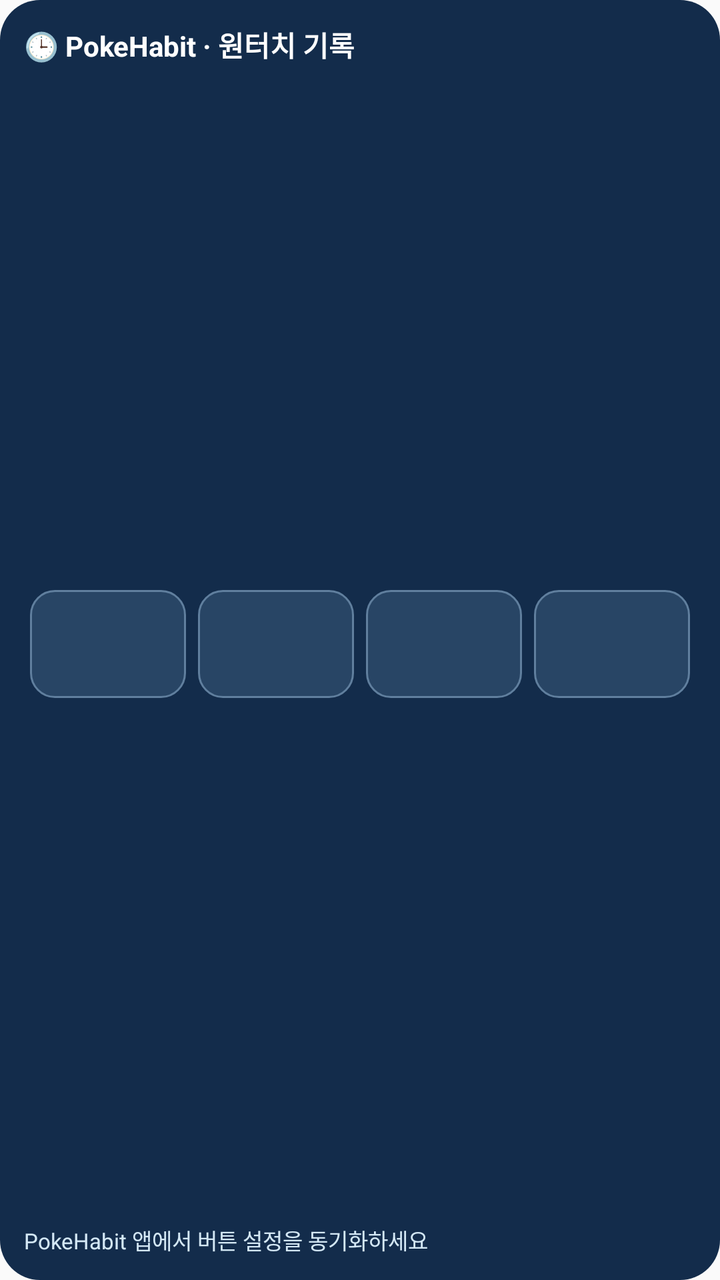
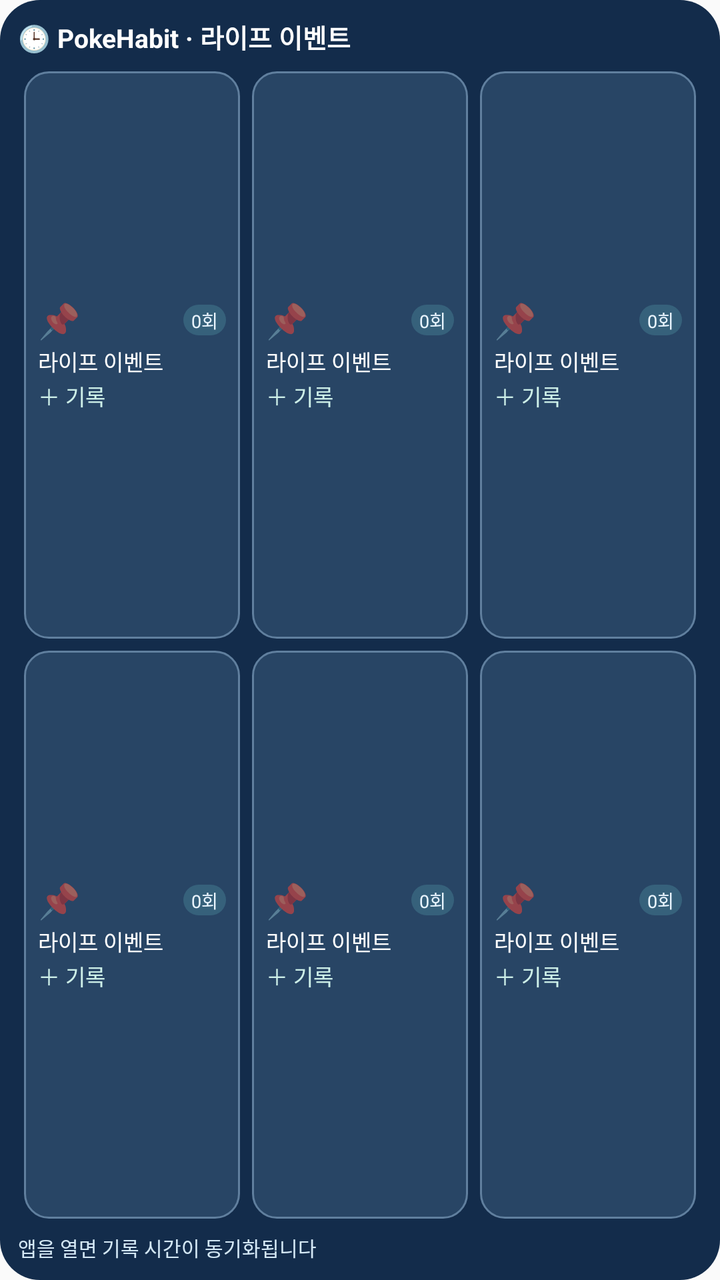

The first picture is an Android layout as it rendered before a commit; the second is the same layout after the commit. The layout source and the unified diff follow.
<!-- AndroidManifest.xml: application theme AppTheme -->
<!-- res/layout/time_log_widget.xml -->
<?xml version="1.0" encoding="utf-8"?>
<LinearLayout xmlns:android="http://schemas.android.com/apk/res/android"
    android:id="@+id/widget_root" android:orientation="vertical"
    android:layout_width="match_parent" android:layout_height="match_parent"
    android:background="@drawable/widget_background" android:padding="12dp">
    <TextView android:id="@+id/widget_title" android:layout_width="match_parent" android:layout_height="wrap_content"
        android:text="🕒 PokeHabit · 원터치 기록" android:textColor="#FFFFFF" android:textStyle="bold" android:textSize="14sp" />
    <LinearLayout android:layout_width="match_parent" android:layout_height="0dp" android:layout_weight="1"
        android:gravity="center" android:orientation="horizontal">
        <TextView android:id="@+id/widget_button_1" style="@style/WidgetLogButton"/>
        <TextView android:id="@+id/widget_button_2" style="@style/WidgetLogButton"/>
        <TextView android:id="@+id/widget_button_3" style="@style/WidgetLogButton"/>
        <TextView android:id="@+id/widget_button_4" style="@style/WidgetLogButton"/>
    </LinearLayout>
    <TextView android:id="@+id/widget_last" android:layout_width="match_parent" android:layout_height="wrap_content"
        android:text="PokeHabit 앱에서 버튼 설정을 동기화하세요" android:textColor="#D4E8F5" android:textSize="11sp" />
</LinearLayout>
<!-- resources referenced by this layout -->
<resources>
  <!-- drawable widget_background (drawable) -->
  <?xml version="1.0" encoding="utf-8"?>
  <shape xmlns:android="http://schemas.android.com/apk/res/android" android:shape="rectangle">
   <solid android:color="#132C4B"/><corners android:radius="20dp"/>
  </shape>
  <style name="WidgetLogButton">
    <item name="android:layout_width">0dp</item>
    <item name="android:layout_height">54dp</item>
    <item name="android:layout_weight">1</item>
    <item name="android:layout_marginEnd">3dp</item>
    <item name="android:layout_marginStart">3dp</item>
    <item name="android:gravity">center</item>
    <item name="android:padding">4dp</item>
    <item name="android:background">@drawable/widget_button</item>
    <item name="android:textColor">#FFFFFF</item>
    <item name="android:textSize">12sp</item>
    <item name="android:maxLines">2</item>
   </style>
  <style name="AppTheme" parent="android:style/Theme.Material.Light.NoActionBar">
          <item name="android:statusBarColor">#f9fcff</item>
          <item name="android:navigationBarColor">#f9fcff</item>
          <item name="android:windowLightStatusBar">true</item>
          <item name="android:windowActionModeOverlay">true</item>
      </style>
  <!-- drawable widget_button (drawable) -->
  <?xml version="1.0" encoding="utf-8"?>
  <shape xmlns:android="http://schemas.android.com/apk/res/android" android:shape="rectangle">
   <solid android:color="#284565"/><corners android:radius="12dp"/>
   <stroke android:color="#607F9E" android:width="1dp"/>
  </shape>
</resources>

<!-- the commit's change to res/layout/time_log_widget.xml (unified diff, before → after) -->
@@ -2,16 +2,125 @@
 <LinearLayout xmlns:android="http://schemas.android.com/apk/res/android"
     android:id="@+id/widget_root" android:orientation="vertical"
     android:layout_width="match_parent" android:layout_height="match_parent"
-    android:background="@drawable/widget_background" android:padding="12dp">
-    <TextView android:id="@+id/widget_title" android:layout_width="match_parent" android:layout_height="wrap_content"
-        android:text="🕒 PokeHabit · 원터치 기록" android:textColor="#FFFFFF" android:textStyle="bold" android:textSize="14sp" />
-    <LinearLayout android:layout_width="match_parent" android:layout_height="0dp" android:layout_weight="1"
-        android:gravity="center" android:orientation="horizontal">
-        <TextView android:id="@+id/widget_button_1" style="@style/WidgetLogButton"/>
-        <TextView android:id="@+id/widget_button_2" style="@style/WidgetLogButton"/>
-        <TextView android:id="@+id/widget_button_3" style="@style/WidgetLogButton"/>
-        <TextView android:id="@+id/widget_button_4" style="@style/WidgetLogButton"/>
+    android:background="@drawable/widget_background" android:padding="9dp">
+  <TextView android:id="@+id/widget_title" android:layout_width="match_parent" android:layout_height="wrap_content"
+      android:paddingBottom="5dp" android:text="🕒 PokeHabit · 라이프 이벤트"
+      android:textColor="#FFFFFF" android:textStyle="bold" android:textSize="13sp"/>
+  <LinearLayout android:id="@+id/widget_row_1" android:layout_width="match_parent"
+      android:layout_height="0dp" android:layout_weight="1" android:orientation="horizontal">
+    <LinearLayout android:id="@+id/widget_button_1" style="@style/WidgetLogCell"
+        android:orientation="vertical" android:gravity="center" android:contentDescription="라이프 이벤트 기록">
+      <LinearLayout android:layout_width="match_parent" android:layout_height="wrap_content"
+          android:gravity="center_vertical" android:orientation="horizontal">
+        <TextView android:id="@+id/widget_emoji_1" android:layout_width="0dp" android:layout_weight="1"
+            android:layout_height="wrap_content" android:textSize="17sp" android:maxLines="1" android:text="📌" />
+        <TextView android:id="@+id/widget_count_1" android:layout_width="wrap_content" android:layout_height="wrap_content"
+            android:background="@drawable/widget_count_background" android:paddingLeft="4dp" android:paddingRight="4dp"
+            android:paddingTop="1dp" android:paddingBottom="1dp" android:textSize="9sp"
+            android:textColor="#E9F5FF" android:singleLine="true" android:text="0회" />
+      </LinearLayout>
+      <TextView android:id="@+id/widget_name_1" android:layout_width="match_parent" android:layout_height="wrap_content"
+          android:textSize="11sp" android:layout_marginTop="1dp" android:textColor="#FFFFFF"
+          android:ellipsize="end" android:singleLine="true" android:text="라이프 이벤트"/>
+      <TextView android:id="@+id/widget_time_1" android:layout_width="match_parent" android:layout_height="wrap_content"
+          android:textSize="11sp" android:layout_marginTop="1dp" android:textColor="#CDEFE8"
+          android:singleLine="true" android:text="＋ 기록"/>
     </LinearLayout>
-    <TextView android:id="@+id/widget_last" android:layout_width="match_parent" android:layout_height="wrap_content"
-        android:text="PokeHabit 앱에서 버튼 설정을 동기화하세요" android:textColor="#D4E8F5" android:textSize="11sp" />
+    <LinearLayout android:id="@+id/widget_button_2" style="@style/WidgetLogCell"
+        android:orientation="vertical" android:gravity="center" android:contentDescription="라이프 이벤트 기록">
+      <LinearLayout android:layout_width="match_parent" android:layout_height="wrap_content"
+          android:gravity="center_vertical" android:orientation="horizontal">
+        <TextView android:id="@+id/widget_emoji_2" android:layout_width="0dp" android:layout_weight="1"
+            android:layout_height="wrap_content" android:textSize="17sp" android:maxLines="1" android:text="📌" />
+        <TextView android:id="@+id/widget_count_2" android:layout_width="wrap_content" android:layout_height="wrap_content"
+            android:background="@drawable/widget_count_background" android:paddingLeft="4dp" android:paddingRight="4dp"
+            android:paddingTop="1dp" android:paddingBottom="1dp" android:textSize="9sp"
+            android:textColor="#E9F5FF" android:singleLine="true" android:text="0회" />
+      </LinearLayout>
+      <TextView android:id="@+id/widget_name_2" android:layout_width="match_parent" android:layout_height="wrap_content"
+          android:textSize="11sp" android:layout_marginTop="1dp" android:textColor="#FFFFFF"
+          android:ellipsize="end" android:singleLine="true" android:text="라이프 이벤트"/>
+      <TextView android:id="@+id/widget_time_2" android:layout_width="match_parent" android:layout_height="wrap_content"
+          android:textSize="11sp" android:layout_marginTop="1dp" android:textColor="#CDEFE8"
+          android:singleLine="true" android:text="＋ 기록"/>
+    </LinearLayout>
+    <LinearLayout android:id="@+id/widget_button_3" style="@style/WidgetLogCell"
+        android:orientation="vertical" android:gravity="center" android:contentDescription="라이프 이벤트 기록">
+      <LinearLayout android:layout_width="match_parent" android:layout_height="wrap_content"
+          android:gravity="center_vertical" android:orientation="horizontal">
+        <TextView android:id="@+id/widget_emoji_3" android:layout_width="0dp" android:layout_weight="1"
+            android:layout_height="wrap_content" android:textSize="17sp" android:maxLines="1" android:text="📌" />
+        <TextView android:id="@+id/widget_count_3" android:layout_width="wrap_content" android:layout_height="wrap_content"
+            android:background="@drawable/widget_count_background" android:paddingLeft="4dp" android:paddingRight="4dp"
+            android:paddingTop="1dp" android:paddingBottom="1dp" android:textSize="9sp"
+            android:textColor="#E9F5FF" android:singleLine="true" android:text="0회" />
+      </LinearLayout>
+      <TextView android:id="@+id/widget_name_3" android:layout_width="match_parent" android:layout_height="wrap_content"
+          android:textSize="11sp" android:layout_marginTop="1dp" android:textColor="#FFFFFF"
+          android:ellipsize="end" android:singleLine="true" android:text="라이프 이벤트"/>
+      <TextView android:id="@+id/widget_time_3" android:layout_width="match_parent" android:layout_height="wrap_content"
+          android:textSize="11sp" android:layout_marginTop="1dp" android:textColor="#CDEFE8"
+          android:singleLine="true" android:text="＋ 기록"/>
+    </LinearLayout>
+  </LinearLayout>
+  <LinearLayout android:id="@+id/widget_row_2" android:layout_width="match_parent"
+      android:layout_height="0dp" android:layout_weight="1" android:orientation="horizontal">
+    <LinearLayout android:id="@+id/widget_button_4" style="@style/WidgetLogCell"
+        android:orientation="vertical" android:gravity="center" android:contentDescription="라이프 이벤트 기록">
+      <LinearLayout android:layout_width="match_parent" android:layout_height="wrap_content"
+          android:gravity="center_vertical" android:orientation="horizontal">
+        <TextView android:id="@+id/widget_emoji_4" android:layout_width="0dp" android:layout_weight="1"
+            android:layout_height="wrap_content" android:textSize="17sp" android:maxLines="1" android:text="📌" />
+        <TextView android:id="@+id/widget_count_4" android:layout_width="wrap_content" android:layout_height="wrap_content"
+            android:background="@drawable/widget_count_background" android:paddingLeft="4dp" android:paddingRight="4dp"
+            android:paddingTop="1dp" android:paddingBottom="1dp" android:textSize="9sp"
+            android:textColor="#E9F5FF" android:singleLine="true" android:text="0회" />
+      </LinearLayout>
+      <TextView android:id="@+id/widget_name_4" android:layout_width="match_parent" android:layout_height="wrap_content"
+          android:textSize="11sp" android:layout_marginTop="1dp" android:textColor="#FFFFFF"
+          android:ellipsize="end" android:singleLine="true" android:text="라이프 이벤트"/>
+      <TextView android:id="@+id/widget_time_4" android:layout_width="match_parent" android:layout_height="wrap_content"
+          android:textSize="11sp" android:layout_marginTop="1dp" android:textColor="#CDEFE8"
+          android:singleLine="true" android:text="＋ 기록"/>
+    </LinearLayout>
+    <LinearLayout android:id="@+id/widget_button_5" style="@style/WidgetLogCell"
+        android:orientation="vertical" android:gravity="center" android:contentDescription="라이프 이벤트 기록">
+      <LinearLayout android:layout_width="match_parent" android:layout_height="wrap_content"
+          android:gravity="center_vertical" android:orientation="horizontal">
+        <TextView android:id="@+id/widget_emoji_5" android:layout_width="0dp" android:layout_weight="1"
+            android:layout_height="wrap_content" android:textSize="17sp" android:maxLines="1" android:text="📌" />
+        <TextView android:id="@+id/widget_count_5" android:layout_width="wrap_content" android:layout_height="wrap_content"
+            android:background="@drawable/widget_count_background" android:paddingLeft="4dp" android:paddingRight="4dp"
+            android:paddingTop="1dp" android:paddingBottom="1dp" android:textSize="9sp"
+            android:textColor="#E9F5FF" android:singleLine="true" android:text="0회" />
+      </LinearLayout>
+      <TextView android:id="@+id/widget_name_5" android:layout_width="match_parent" android:layout_height="wrap_content"
+          android:textSize="11sp" android:layout_marginTop="1dp" android:textColor="#FFFFFF"
+          android:ellipsize="end" android:singleLine="true" android:text="라이프 이벤트"/>
+      <TextView android:id="@+id/widget_time_5" android:layout_width="match_parent" android:layout_height="wrap_content"
+          android:textSize="11sp" android:layout_marginTop="1dp" android:textColor="#CDEFE8"
+          android:singleLine="true" android:text="＋ 기록"/>
+    </LinearLayout>
+    <LinearLayout android:id="@+id/widget_button_6" style="@style/WidgetLogCell"
+        android:orientation="vertical" android:gravity="center" android:contentDescription="라이프 이벤트 기록">
+      <LinearLayout android:layout_width="match_parent" android:layout_height="wrap_content"
+          android:gravity="center_vertical" android:orientation="horizontal">
+        <TextView android:id="@+id/widget_emoji_6" android:layout_width="0dp" android:layout_weight="1"
+            android:layout_height="wrap_content" android:textSize="17sp" android:maxLines="1" android:text="📌" />
+        <TextView android:id="@+id/widget_count_6" android:layout_width="wrap_content" android:layout_height="wrap_content"
+            android:background="@drawable/widget_count_background" android:paddingLeft="4dp" android:paddingRight="4dp"
+            android:paddingTop="1dp" android:paddingBottom="1dp" android:textSize="9sp"
+            android:textColor="#E9F5FF" android:singleLine="true" android:text="0회" />
+      </LinearLayout>
+      <TextView android:id="@+id/widget_name_6" android:layout_width="match_parent" android:layout_height="wrap_content"
+          android:textSize="11sp" android:layout_marginTop="1dp" android:textColor="#FFFFFF"
+          android:ellipsize="end" android:singleLine="true" android:text="라이프 이벤트"/>
+      <TextView android:id="@+id/widget_time_6" android:layout_width="match_parent" android:layout_height="wrap_content"
+          android:textSize="11sp" android:layout_marginTop="1dp" android:textColor="#CDEFE8"
+          android:singleLine="true" android:text="＋ 기록"/>
+    </LinearLayout>
+  </LinearLayout>
+  <TextView android:id="@+id/widget_last" android:layout_width="match_parent" android:layout_height="wrap_content"
+      android:paddingTop="4dp" android:text="앱을 열면 기록 시간이 동기화됩니다"
+      android:textColor="#D4E8F5" android:textSize="10sp" android:singleLine="true" android:ellipsize="end" />
 </LinearLayout>
<!-- resource entries referenced after the edit -->
@@ -5,19 +5,21 @@
   <shape xmlns:android="http://schemas.android.com/apk/res/android" android:shape="rectangle">
    <solid android:color="#132C4B"/><corners android:radius="20dp"/>
   </shape>
-  <style name="WidgetLogButton">
+  <!-- drawable widget_count_background (drawable) -->
+  <?xml version="1.0" encoding="utf-8"?>
+  <shape xmlns:android="http://schemas.android.com/apk/res/android" android:shape="rectangle">
+    <solid android:color="#36617B"/>
+    <corners android:radius="8dp"/>
+  </shape>
+  <style name="WidgetLogCell">
     <item name="android:layout_width">0dp</item>
-    <item name="android:layout_height">54dp</item>
+    <item name="android:layout_height">match_parent</item>
     <item name="android:layout_weight">1</item>
-    <item name="android:layout_marginEnd">3dp</item>
-    <item name="android:layout_marginStart">3dp</item>
-    <item name="android:gravity">center</item>
-    <item name="android:padding">4dp</item>
+    <item name="android:layout_margin">3dp</item>
+    <item name="android:minHeight">64dp</item>
+    <item name="android:padding">7dp</item>
     <item name="android:background">@drawable/widget_button</item>
-    <item name="android:textColor">#FFFFFF</item>
-    <item name="android:textSize">12sp</item>
-    <item name="android:maxLines">2</item>
-   </style>
+  </style>
   <style name="AppTheme" parent="android:style/Theme.Material.Light.NoActionBar">
           <item name="android:statusBarColor">#f9fcff</item>
           <item name="android:navigationBarColor">#f9fcff</item>
